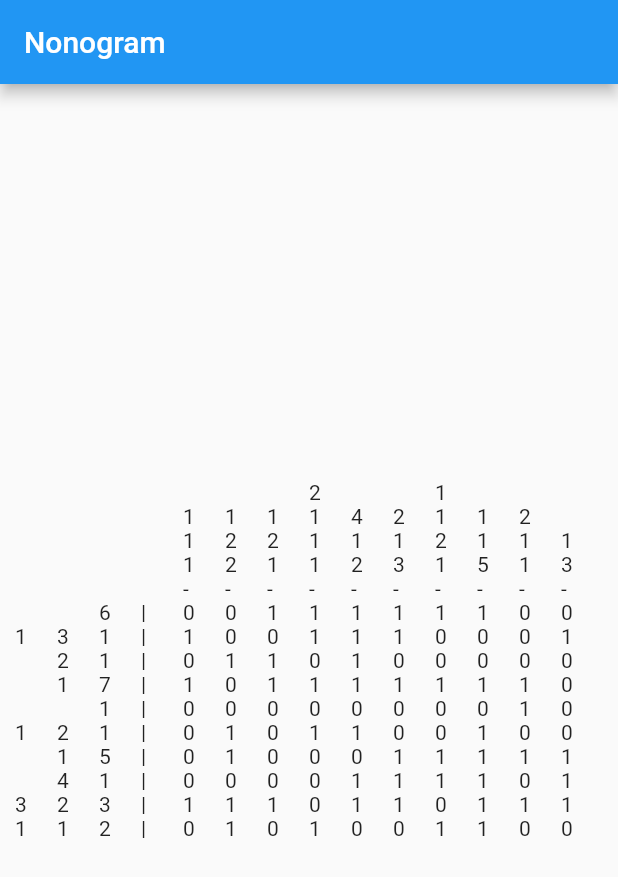
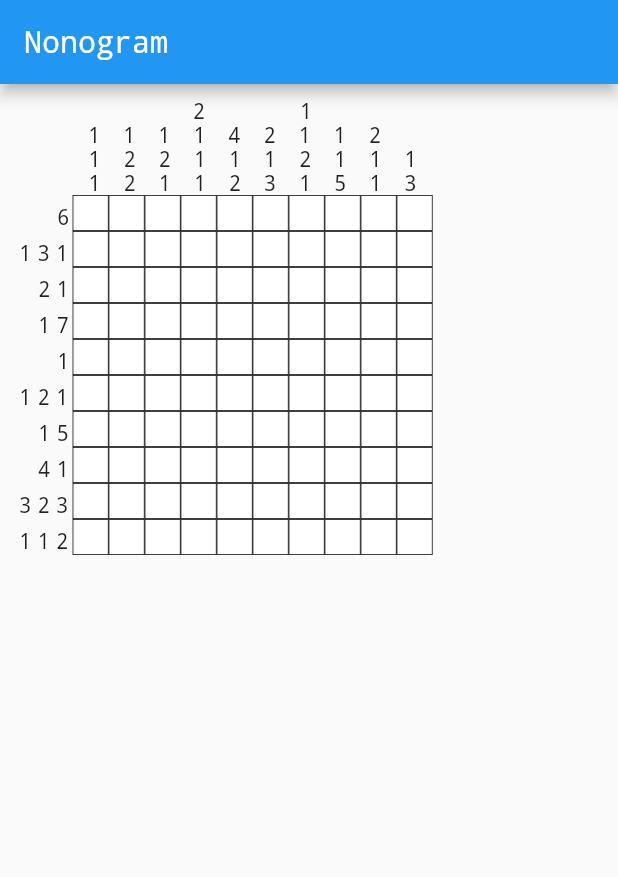
Before and after one commit to nrubin29/nonogram, a Flutter app: the screen it shows after launch, on a phone screen of 412 x 824 dp. Shown: the top 877 px of the screen. Run offline on Flutter 3.47's test engine with Material 2 defaults, Android fonts, the phone set to English and light mode, and no system bars.

Commit message:
Super hacky puzzle rendering

```diff
--- /dev/null
+++ b/lib/components/cell_component.dart
@@ -0,0 +1,30 @@
+import 'package:flutter/cupertino.dart';
+import 'package:flutter/material.dart';
+
+const CELL_SIZE = 24.0;
+
+class CellComponent extends StatefulWidget {
+  @override
+  State<StatefulWidget> createState() => _CellComponentState();
+}
+
+class _CellComponentState extends State<CellComponent> {
+  bool filled = false;
+
+  @override
+  Widget build(BuildContext context) {
+    return GestureDetector(
+        onTap: () {
+          setState(() {
+            filled = !filled;
+          });
+        },
+        child: SizedBox(
+            width: CELL_SIZE,
+            height: CELL_SIZE,
+            child: Container(
+                decoration: BoxDecoration(
+                    border: Border.all(width: 0.5),
+                    color: filled ? Colors.black : Colors.white))));
+  }
+}
--- /dev/null
+++ b/lib/components/grid_component.dart
@@ -0,0 +1,21 @@
+import 'package:flutter/material.dart';
+import 'package:nonogram/components/cell_component.dart';
+import 'package:nonogram/util/nonogram.dart';
+
+class GridComponent extends StatelessWidget {
+  final Nonogram puzzle;
+
+  GridComponent({Key key, @required this.puzzle}) : super(key: key);
+
+  @override
+  Widget build(BuildContext context) {
+    return Table(
+        columnWidths: Map.fromIterable(Iterable.generate(puzzle.rows),
+            key: (i) => i, value: (_) => FixedColumnWidth(CELL_SIZE)),
+        children: Iterable.generate(
+            puzzle.rows,
+            (_) => TableRow(
+                children: Iterable.generate(puzzle.cols, (_) => CellComponent())
+                    .toList(growable: false))).toList(growable: false));
+  }
+}
--- a/lib/main.dart
+++ b/lib/main.dart
@@ -13,6 +13,7 @@ class MyApp extends StatelessWidget {
       theme: ThemeData(
         primarySwatch: Colors.blue,
         visualDensity: VisualDensity.adaptivePlatformDensity,
+        fontFamily: 'Courier New',
       ),
       home: Scaffold(
           appBar: AppBar(title: Text('Nonogram')),
--- a/lib/views/puzzle_view.dart
+++ b/lib/views/puzzle_view.dart
@@ -1,4 +1,6 @@
 import 'package:flutter/material.dart';
+import 'package:nonogram/components/cell_component.dart';
+import 'package:nonogram/components/grid_component.dart';
 import 'package:nonogram/util/nonogram.dart';
 
 class PuzzleView extends StatelessWidget {
@@ -10,31 +12,42 @@ class PuzzleView extends StatelessWidget {
 
   @override
   Widget build(BuildContext context) {
-    return Table(children: [
-      ..._puzzle.colCluesIterable.map((clueRow) => TableRow(children: [
-            ...Iterable.generate(_puzzle.maxNumRowClues + 1, (_) => SizedBox()),
-            ...clueRow
-                .map((clue) => clue == 0 ? SizedBox() : Text(clue.toString()))
-                .toList(growable: false)
-          ])),
-      TableRow(children: [
-        ...Iterable.generate(_puzzle.maxNumRowClues + 1, (_) => SizedBox()),
-        ...Iterable.generate(_puzzle.cols, (_) => Text('-'))
-            .toList(growable: false)
+    print('\n$_puzzle');
+
+    return Row(children: [
+      Column(children: [
+        SizedBox(height: CELL_SIZE * 0.75 * _puzzle.maxNumColClues - 5),
+        Column(
+            children: _puzzle.board
+                .asMap()
+                .entries
+                .map((entry) => Padding(
+                    padding: EdgeInsets.symmetric(vertical: 4),
+                    child: Row(
+                        children: _puzzle
+                            .rowCluesIterable(entry.key)
+                            .map((e) => Padding(
+                                padding: EdgeInsets.symmetric(horizontal: 2),
+                                child: e == 0
+                                    ? SizedBox(width: 9)
+                                    : Text(e.toString())))
+                            .toList(growable: false))))
+                .toList(growable: false))
       ]),
-      ..._puzzle.board
-          .asMap()
-          .entries
-          .map((entry) => TableRow(children: [
-                ..._puzzle
-                    .rowCluesIterable(entry.key)
-                    .map((e) => e == 0 ? SizedBox() : Text(e.toString())),
-                Text('|'),
-                ...entry.value
-                    .map((cell) => Text(cell.toString()))
-                    .toList(growable: false)
-              ]))
-          .toList(growable: false)
+      Column(children: [
+        Column(
+            children: _puzzle.colCluesIterable
+                .map((clueRow) => Row(
+                    children: clueRow
+                        .map((clue) => Padding(
+                            padding: EdgeInsets.symmetric(horizontal: 7.5),
+                            child: clue == 0
+                                ? SizedBox(width: 9)
+                                : Text(clue.toString())))
+                        .toList(growable: false)))
+                .toList(growable: false)),
+        GridComponent(puzzle: _puzzle)
+      ])
     ]);
   }
 }
```
